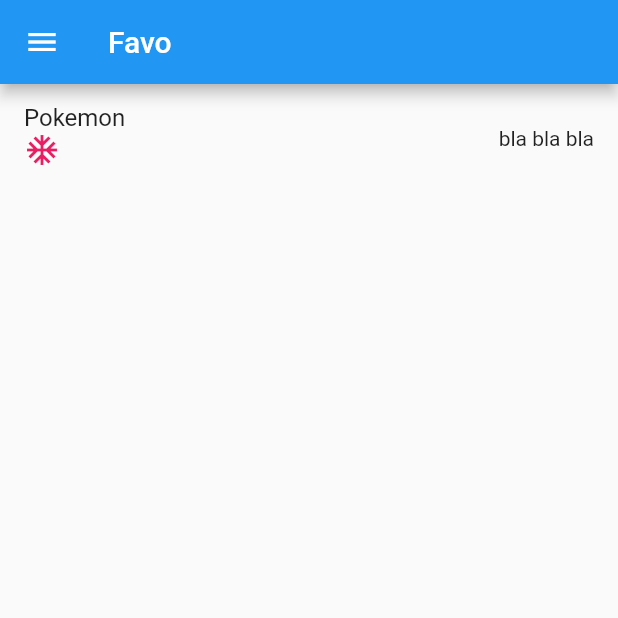
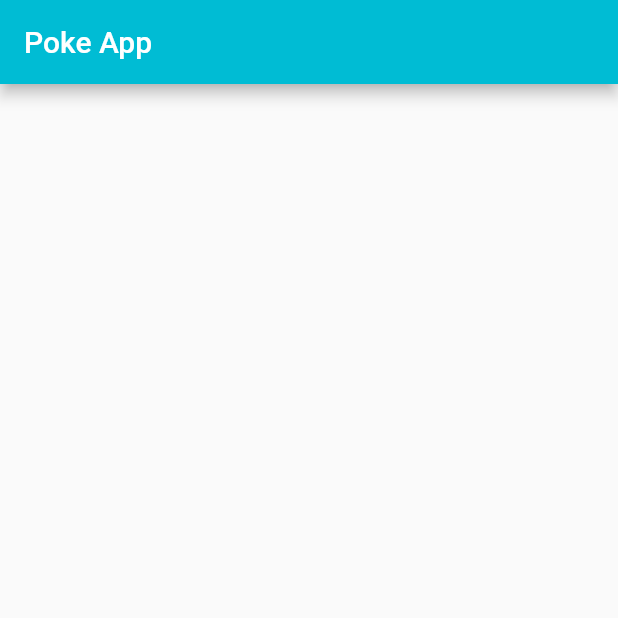
Before and after one commit to marfanjr/learning-flutter, a Flutter app: the screen it shows after launch, on a phone screen of 412 x 824 dp, the top half of it. Run offline on Flutter 3.47's test engine with Material 2 defaults, Android fonts, the phone set to English and light mode, and no system bars.

```diff
--- a/lib/main.dart
+++ b/lib/main.dart
@@ -14,48 +14,19 @@ class MyApp extends StatelessWidget {
         primarySwatch: Colors.blue,
         visualDensity: VisualDensity.adaptivePlatformDensity,
       ),
-      home: MyHomePage(title: 'Crazy app'),
+      home: MyHomePage(),
     );
   }
 }
 
-class MyHomePage extends StatefulWidget {
-  MyHomePage({Key key, this.title}) : super(key: key);
-  final String title;
-
-  @override
-  _MyHomePageState createState() => _MyHomePageState();
-}
-
-class _MyHomePageState extends State<MyHomePage> {
-  String firstString = "Favo";
-
+class MyHomePage extends StatelessWidget {
   @override
   Widget build(BuildContext context) {
     return Scaffold(
-      drawer: Drawer(
-        child: Text("Menu"),
+      appBar: AppBar(
+        title: Text("Poke App"),
+        backgroundColor: Colors.cyan,
       ),
-      appBar: AppBar(
-        title: Text(firstString),
-      ),
-      body: Center(
-        child: ListView(
-          children: <Widget>[
-            ListTile(
-
-              title: Text("Pokemon"),
-              subtitle: Row(
-                crossAxisAlignment: CrossAxisAlignment.center,
-                children: [
-                  Icon(Icons.ac_unit, color: Colors.pink),
-                ],
-              ),
-              trailing: Text("bla bla bla"),
-            )
-          ],
-        ),
-      )
     );
   }
 }
```
